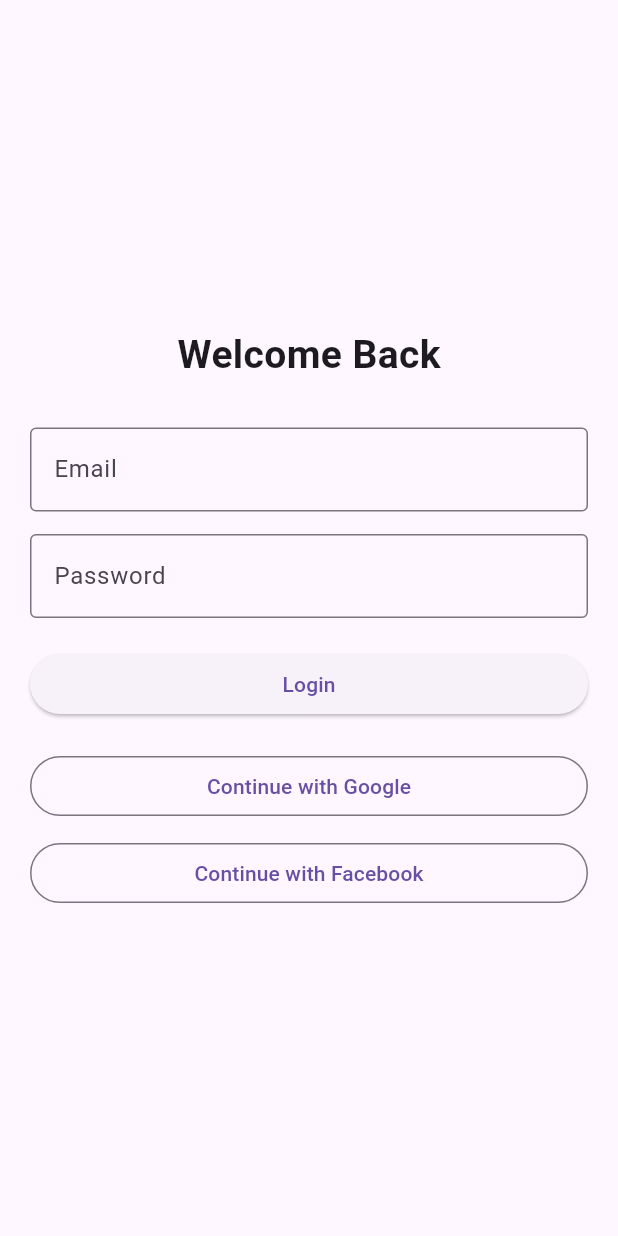
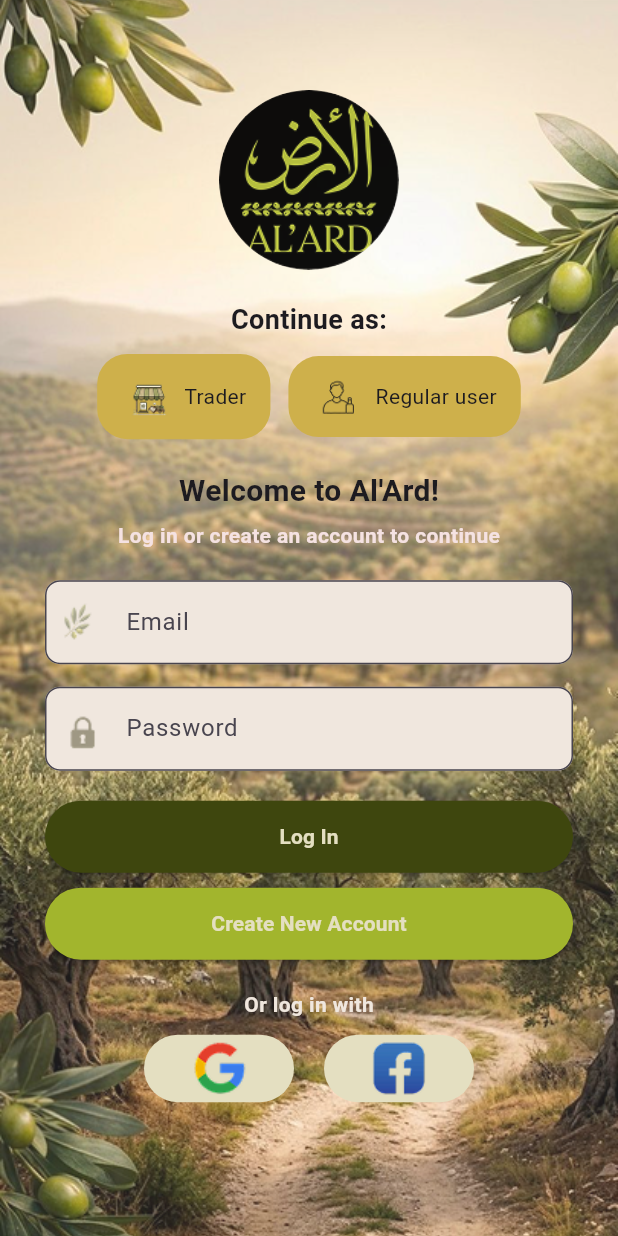
Before and after one commit to OrangeAndH/alard_app, a Flutter app: the screen it shows after launch, on a phone screen of 412 x 824 dp. Run offline on Flutter 3.47's test engine with Material 3 defaults, Android fonts, the phone set to English and light mode, and no system bars.

Commit message:
added full ui for the log in screen(no working buttons or links yet)

```diff
--- a/lib/login_screen.dart
+++ b/lib/login_screen.dart
@@ -1,116 +1,286 @@
 import 'package:flutter/material.dart';
 
-class LoginScreen extends StatefulWidget {
+class LoginScreen extends StatelessWidget {
   const LoginScreen({super.key});
-
-  @override
-  State<LoginScreen> createState() => _LoginScreenState();
-}
-
-class _LoginScreenState extends State<LoginScreen> {
-
-  final TextEditingController emailController = TextEditingController();
-  final TextEditingController passwordController = TextEditingController();
-
-  @override
-  void dispose() {
-    emailController.dispose();
-    passwordController.dispose();
-    super.dispose();
-  }
-
-  void login() {
-    String email = emailController.text;
-    String password = passwordController.text;
-
-    print("Email: $email");
-    print("Password: $password");
-
-    // TODO: Add authentication later
-  }
-
-  void loginWithGoogle() {
-    print("Google login clicked");
-  }
-
-  void loginWithFacebook() {
-    print("Facebook login clicked");
-  }
 
   @override
   Widget build(BuildContext context) {
     return Scaffold(
-      body: Padding(
-        padding: const EdgeInsets.all(20),
+      body: Stack(
+        children: [
+
+          // Background
+          SizedBox.expand(
+            child: Image.asset(
+              "assets/loginscreen_background.png",
+              fit: BoxFit.cover,
+            ),
+          ),
+
+          // Scrollable content
+          SingleChildScrollView(
             child: Column(
+              children: [
+
+                const SizedBox(height: 60),
+
+                // Logo (circular)
+                Center(
+                  child: ClipOval(
+                    child: Image.asset(
+                      "assets/alard_icon.png",
+                      width: 120,
+                      height: 120,
+                      fit: BoxFit.cover,
+                    ),
+                  ),
+                ),
+
+                const SizedBox(height: 20),
+
+                const Text(
+                  "Continue as:",
+                  style: TextStyle(
+                    fontSize: 18,
+                    fontWeight: FontWeight.w600,
+                  ),
+                ),
+
+                const SizedBox(height: 10),
+
+                // Trader / Regular User Row
+                Row(
   mainAxisAlignment: MainAxisAlignment.center,
   children: [
 
+    GestureDetector(
+      onTap: () {},
+      child: Container(
+        padding: const EdgeInsets.symmetric(horizontal: 16, vertical: 10),
+        decoration: BoxDecoration(
+          color: const Color(0xFFCEB04B),
+          borderRadius: BorderRadius.circular(20),
+        ),
+        child: Row(
+          children: [
+            Image.asset("assets/trader.png", width: 36),
+            const SizedBox(width: 6),
+            const Text("Trader"),
+          ],
+        ),
+      ),
+    ),
+
+    const SizedBox(width: 12),
+
+    GestureDetector(
+      onTap: () {},
+      child: Container(
+        padding: const EdgeInsets.symmetric(horizontal: 16, vertical: 10),
+        decoration: BoxDecoration(
+          color: const Color(0xFFCEB04B),
+          borderRadius: BorderRadius.circular(20),
+        ),
+        child: Row(
+          children: [
+            Image.asset("assets/regular.png", width: 36),
+            const SizedBox(width: 6),
+            const Text("Regular user"),
+          ],
+        ),
+      ),
+    ),
+  ],
+),
+
+                const SizedBox(height: 20),
+
                 const Text(
-              "Welcome Back",
+                  "Welcome to Al'Ard!",
                   style: TextStyle(
-                fontSize: 26,
+                    fontSize: 20,
                     fontWeight: FontWeight.bold,
                   ),
                 ),
 
-            const SizedBox(height: 30),
+                const SizedBox(height: 5),
 
-            // Email
-            TextField(
-              controller: emailController,
-              decoration: const InputDecoration(
-                labelText: "Email",
-                border: OutlineInputBorder(),
+                const Text(
+  "Log in or create an account to continue",
+  style: TextStyle(
+    fontWeight: FontWeight.w600,
+    color: Color(0xFFF5E2E2),
+  ),
+),
+
+                const SizedBox(height: 20),
+
+                // Email Input
+                Padding(
+                  padding: const EdgeInsets.symmetric(horizontal: 30),
+                  child: TextField(
+                    decoration: InputDecoration(
+                      prefixIcon: Padding(
+                        padding: const EdgeInsets.all(8.0),
+                        child: Image.asset("assets/email.png"),
+                      ),
+                      hintText: "Email",
+                      filled: true,
+                      fillColor: const Color(0xFFF0E7DE),
+                      border: OutlineInputBorder(
+                        borderRadius: BorderRadius.circular(10),
+                      ),
+                    ),
                   ),
                 ),
 
                 const SizedBox(height: 15),
 
-            // Password
-            TextField(
-              controller: passwordController,
+                // Password Input
+                Padding(
+                  padding: const EdgeInsets.symmetric(horizontal: 30),
+                  child: TextField(
                     obscureText: true,
-              decoration: const InputDecoration(
-                labelText: "Password",
-                border: OutlineInputBorder(),
+                    decoration: InputDecoration(
+                      suffix: GestureDetector(
+  onTap: () {
+    // TODO: navigate to forgot password page
+  },
+  child: const Padding(
+    padding: EdgeInsets.only(right: 10),
+    child: Text(
+      "Forgot password?",
+      style: TextStyle(
+        fontSize: 12,
+        fontWeight: FontWeight.w500,
+      ),
+    ),
+  ),
+),
+                      prefixIcon: Padding(
+                        padding: const EdgeInsets.all(8.0),
+                        child: Image.asset("assets/password.png"),
+                      ),
+                      hintText: "Password",
+                      filled: true,
+                      fillColor: const Color(0xFFF0E7DE),
+                      border: OutlineInputBorder(
+                        borderRadius: BorderRadius.circular(10),
+                      ),
+                    ),
                   ),
                 ),
 
                 const SizedBox(height: 20),
 
-            // Login button
-            SizedBox(
+                // Log In Button
+               Padding(
+  padding: const EdgeInsets.symmetric(horizontal: 30),
+  child: SizedBox(
     width: double.infinity,
     child: ElevatedButton(
-                onPressed: login,
-                child: const Text("Login"),
+      onPressed: () {},
+      style: ElevatedButton.styleFrom(
+        backgroundColor: const Color.fromARGB(255, 62, 70, 14),
+        padding: const EdgeInsets.symmetric(vertical: 14),
+        shape: RoundedRectangleBorder(
+          borderRadius: BorderRadius.circular(25),
+        ),
+      ),
+      child: const Text(
+  "Log In",
+  style: TextStyle(
+    color: Color(0xFFE4DFC1),
+    fontWeight: FontWeight.bold,
+  ),
+),
+    ),
+  ),
+),
+
+                const SizedBox(height: 10),
+
+                // Create Account Button
+                Padding(
+  padding: const EdgeInsets.symmetric(horizontal: 30),
+  child: SizedBox(
+    width: double.infinity,
+    child: ElevatedButton(
+      onPressed: () {},
+      style: ElevatedButton.styleFrom(
+        backgroundColor: const Color(0xFFA2B52D),
+        padding: const EdgeInsets.symmetric(vertical: 14),
+        shape: RoundedRectangleBorder(
+          borderRadius: BorderRadius.circular(25),
+        ),
+      ),
+      child: const Text(
+  "Create New Account",
+  style: TextStyle(
+    color: Color(0xFFE4DFC1),
+    fontWeight: FontWeight.bold,
+  ),
+),
+    ),
   ),
 ),
 
                 const SizedBox(height: 20),
 
-            // Google button
-            SizedBox(
-              width: double.infinity,
-              child: OutlinedButton(
-                onPressed: loginWithGoogle,
-                child: const Text("Continue with Google"),
+                const Text(
+  "Or log in with",
+  style: TextStyle(
+    fontWeight: FontWeight.w600,
+    color: Color(0xFFF0E7DE),
   ),
 ),
 
                 const SizedBox(height: 10),
 
-            // Facebook button
-            SizedBox(
-              width: double.infinity,
-              child: OutlinedButton(
-                onPressed: loginWithFacebook,
-                child: const Text("Continue with Facebook"),
+                // Social Login
+                Row(
+  mainAxisAlignment: MainAxisAlignment.center,
+  children: [
+
+    GestureDetector(
+      onTap: () {},
+      child: Container(
+        width: 100,
+        height: 45,
+        decoration: BoxDecoration(
+          color: const Color(0xFFE4DFC1),
+          borderRadius: BorderRadius.circular(30),
+        ),
+        child: Center(
+          child: Image.asset("assets/google.png", width: 100),
+        ),
+      ),
+    ),
+
+    const SizedBox(width: 20),
+
+    GestureDetector(
+      onTap: () {},
+      child: Container(
+        width: 100,
+        height: 45,
+        decoration: BoxDecoration(
+          color: const Color(0xFFE4DFC1),
+          borderRadius: BorderRadius.circular(30),
+        ),
+        child: Center(
+          child: Image.asset("assets/facebook.png", width: 45),
+        ),
       ),
     ),
   ],
 ),
+
+                const SizedBox(height: 30),
+              ],
+            ),
+          ),
+        ],
       ),
     );
   }
```
Also changed, not shown: pubspec.yaml (+8 -0 lines), assets/email.png (added), assets/facebook.png (added), assets/google.png (added), assets/password.png (added), assets/regular.png (added), assets/trader.png (added). Lines whose indentation alone changed are shown as unchanged.
